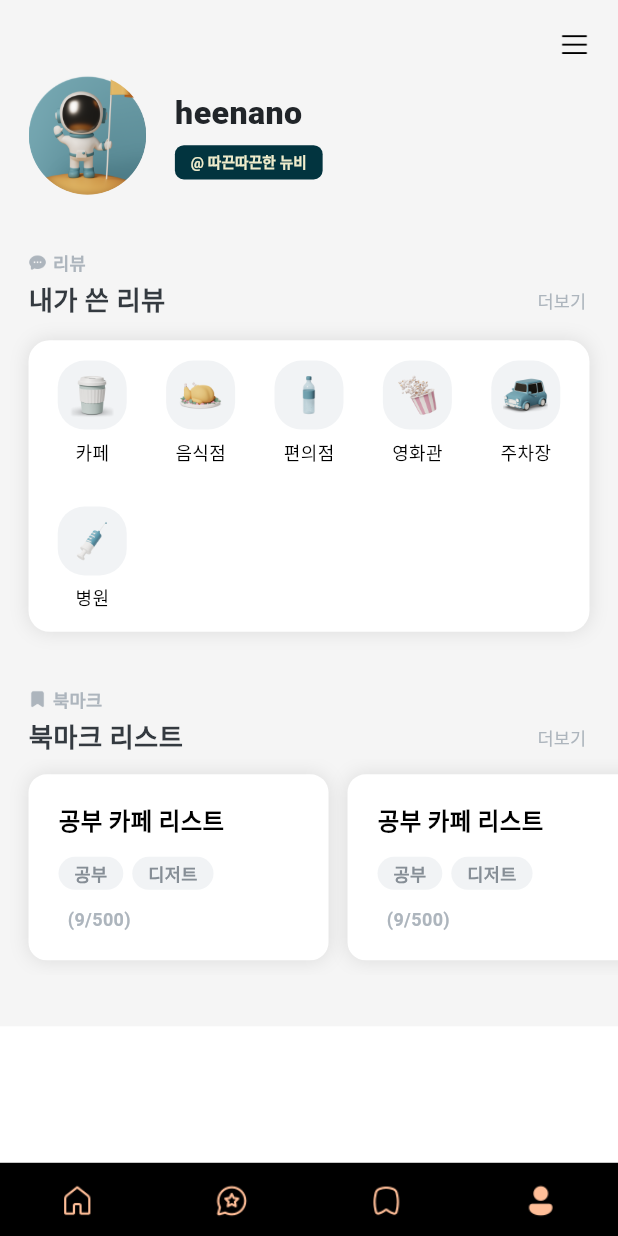
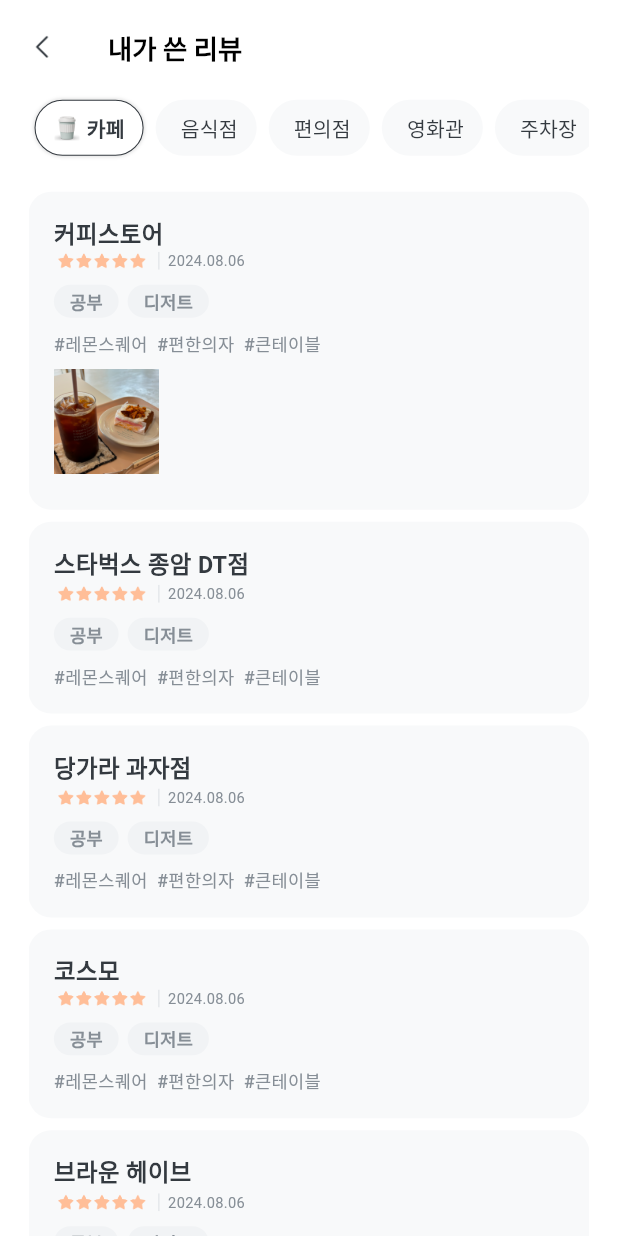
Before and after one commit to irismake/CoffeConti, a Flutter app: the screen it shows after launch, item 4 of the bottom bar chosen, after a tap on "더보기", on a phone screen of 412 x 824 dp. Run offline on Flutter 3.47's test engine with Material 3 defaults, Android fonts, the phone set to English and light mode, and no system bars; our stand-ins replace dropdown_button2, flutter_screenutil, flutter_svg, geolocator, permission_handler; missing offline and left inert: flutter_naver_map; Roboto replaces fonts that are missing (Pretendard, PretendardRegular).

Commit message:
style : MyReviewPage UI/UX

```diff
--- /dev/null
+++ b/lib/components/ui/my_review.dart
@@ -0,0 +1,110 @@
+import 'package:flutter/material.dart';
+import 'package:flutter_screenutil/flutter_screenutil.dart';
+import 'package:flutter_svg/flutter_svg.dart';
+
+import 'keyword.dart';
+import 'star_rating.dart';
+
+class MyReview extends StatelessWidget {
+  final String searchText;
+  final int index;
+
+  const MyReview({required this.searchText, required this.index});
+
+  @override
+  Widget build(BuildContext context) {
+    return Container(
+      decoration: BoxDecoration(
+        color: Color(0xFFF8F9FA),
+        borderRadius: BorderRadius.circular(15.0),
+      ),
+      child: Padding(
+        padding: EdgeInsets.symmetric(horizontal: 16.0.w, vertical: 16.0),
+        child: Column(
+          mainAxisAlignment: MainAxisAlignment.spaceBetween,
+          crossAxisAlignment: CrossAxisAlignment.start,
+          children: [
+            Text(
+              '$searchText',
+              style: TextStyle(
+                color: Color(0xFF343A40),
+                fontSize: 16.sp,
+                fontFamily: 'Pretendard',
+                fontWeight: FontWeight.w700,
+              ),
+              overflow: TextOverflow.ellipsis,
+              maxLines: 2,
+            ),
+            Row(
+              mainAxisAlignment: MainAxisAlignment.start,
+              children: [
+                SizedBox(
+                  //color: Color(0xFF343A40).withOpacity(0.8),
+                  height: 16,
+                  child: Padding(
+                    padding: const EdgeInsets.all(2.0),
+                    child: StarRating(
+                      maximumScore: 5,
+                      rating: 4.3,
+                    ),
+                  ),
+                ),
+                SizedBox(
+                  width: 12.0,
+                  height: 12.0,
+                  child: SvgPicture.asset(
+                    'assets/images/vertical_vector.svg',
+                    fit: BoxFit.contain,
+                  ),
+                ),
+                Text(
+                  '2024.08.06',
+                  style: TextStyle(
+                    color: Color(0xFF868E96),
+                    fontSize: 10.sp,
+                    fontFamily: 'Pretendard',
+                    fontWeight: FontWeight.w400,
+                    height: 1.5,
+                  ),
+                ),
+              ],
+            ),
+            Padding(
+              padding: EdgeInsets.symmetric(vertical: 8.0),
+              child: Row(
+                children: [
+                  Keyword(keywordName: '공부'),
+                  SizedBox(width: 6.0),
+                  Keyword(keywordName: '디저트'),
+                ],
+              ),
+            ),
+            Text(
+              '#레몬스퀘어  #편한의자  #큰테이블',
+              style: TextStyle(
+                color: Color(0xFF868E96),
+                fontSize: 12.sp,
+                fontFamily: 'Pretendard',
+                fontWeight: FontWeight.w500,
+                height: 1.5,
+              ),
+            ),
+            index == 0
+                ? Padding(
+                    padding: EdgeInsets.symmetric(vertical: 8.0),
+                    child: SizedBox(
+                      height: 70,
+                      width: 70,
+                      child: Image.asset(
+                        'assets/images/IMG_4498.png',
+                        fit: BoxFit.cover,
+                      ),
+                    ),
+                  )
+                : SizedBox.shrink()
+          ],
+        ),
+      ),
+    );
+  }
+}
--- /dev/null
+++ b/lib/components/widgets/my_review_list_widget.dart
@@ -0,0 +1,44 @@
+import 'package:coffeeconti/components/ui/my_review.dart';
+import 'package:flutter/material.dart';
+import 'package:flutter_screenutil/flutter_screenutil.dart';
+
+class MyReviewListWidget extends StatelessWidget {
+  const MyReviewListWidget({
+    super.key,
+  });
+
+  @override
+  Widget build(BuildContext context) {
+    List<String> _placeName = [
+      '커피스토어',
+      '스타벅스 종암 DT점',
+      '당가라 과자점',
+      '코스모',
+      '브라운 헤이브',
+      'coffeeconti'
+    ];
+
+    return Padding(
+      padding: EdgeInsets.symmetric(horizontal: 18.0.w),
+      child: ListView.separated(
+        shrinkWrap: true,
+        padding: EdgeInsets.symmetric(vertical: 18.0),
+        scrollDirection: Axis.vertical,
+        itemCount: _placeName.length,
+        itemBuilder: (context, index) {
+          return MyReview(
+            searchText: '${_placeName[index]}',
+            index: index,
+          );
+        },
+        separatorBuilder: (BuildContext context, int index) {
+          return Container(
+            // color: Color(0xffF1F3F5),
+            // // thickness: 9,
+            height: 8.0,
+          );
+        },
+      ),
+    );
+  }
+}
--- /dev/null
+++ b/lib/screen/user/my_review_page.dart
@@ -0,0 +1,19 @@
+import 'package:flutter/material.dart';
+
+import '../../components/ui/category_tab_bar.dart';
+import '../../components/ui/custom_app_bar.dart';
+import '../../components/widgets/my_review_list_widget.dart';
+
+class MyReviewPage extends StatelessWidget {
+  const MyReviewPage({super.key});
+
+  @override
+  Widget build(BuildContext context) {
+    return Scaffold(
+      appBar: CustomAppBar(appBarTitle: '내가 쓴 리뷰'),
+      body: CategoryTabBar(
+        tabBarViewWidget: MyReviewListWidget(),
+      ),
+    );
+  }
+}
--- a/lib/screen/user/user_page.dart
+++ b/lib/screen/user/user_page.dart
@@ -1,3 +1,4 @@
+import 'package:coffeeconti/screen/user/my_review_page.dart';
 import 'package:flutter/material.dart';
 import 'package:flutter_screenutil/flutter_screenutil.dart';
 
@@ -156,7 +157,14 @@ class UserPage extends StatelessWidget {
                                 ),
                               ),
                               TextButton(
-                                onPressed: () {},
+                                onPressed: () {
+                                  Navigator.push(
+                                    context,
+                                    MaterialPageRoute(
+                                      builder: (context) => MyReviewPage(),
+                                    ),
+                                  );
+                                },
                                 style: TextButton.styleFrom(
                                   shape: RoundedRectangleBorder(
                                     borderRadius: BorderRadius.circular(8.0),
```
